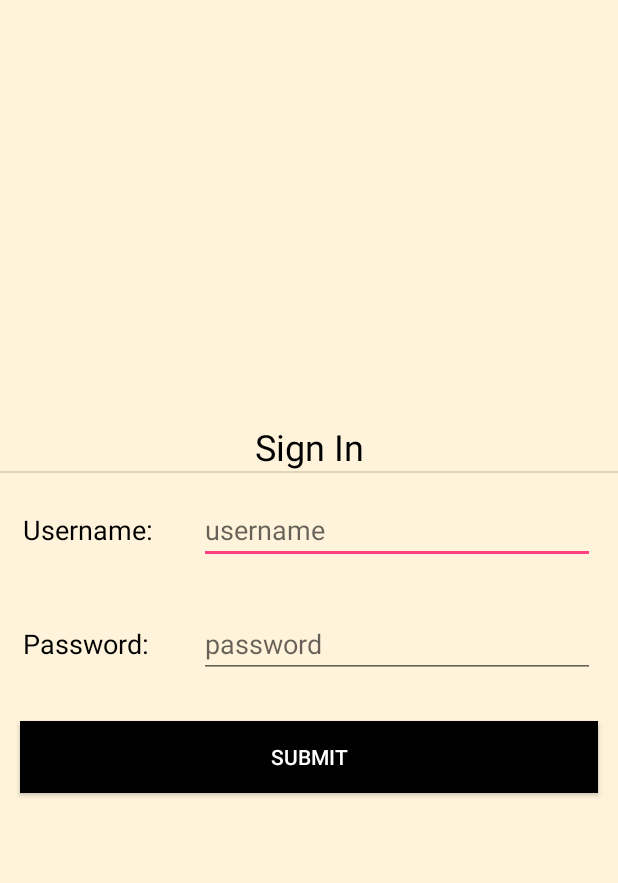
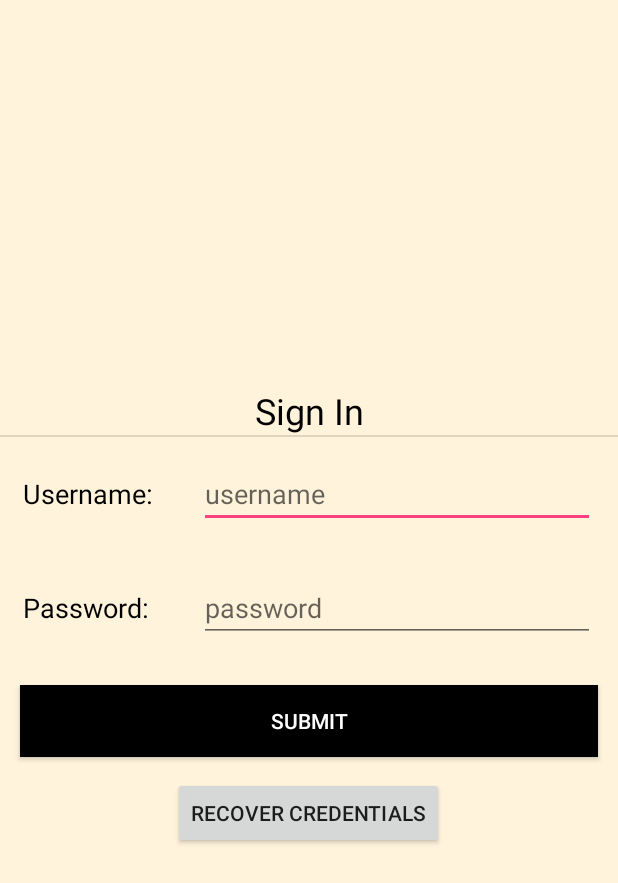
Before and after one commit to enderian/SoftwareEngineering, an Android app: the layout activity_sign_in.xml on its own in the app's theme, with its tools: preview values and no code run, on a phone screen of 412 x 824 dp. Shown: the top 883 px of the screen. Run offline under Robolectric (Android 15) with nearby library versions, the phone set to English and light mode, and no system bars.

Commit message:
activity sign in changes

```diff
--- a/app/src/main/res/layout/activity_sign_in.xml
+++ b/app/src/main/res/layout/activity_sign_in.xml
@@ -91,4 +91,10 @@
         android:text="@string/submit"
         android:textColor="@color/white" />
 
+    <Button
+        android:id="@+id/recoveryButton"
+        android:layout_width="wrap_content"
+        android:layout_height="wrap_content"
+        tools:text="@string/recoverPassword" />
+
 </LinearLayout>
--- a/app/src/main/res/values/strings.xml
+++ b/app/src/main/res/values/strings.xml
@@ -11,5 +11,6 @@
     <string name="password">Password:</string>
     <string name="signIn">Sign In</string>
     <string name="submit">Submit</string>
+    <string name="recoverPassword">recover credentials</string>
 
 </resources>
```
Also changed, not shown: app/src/main/java/gr/aueb/se/labadministration/activities/signInActivity.java (+53 -0 lines).
